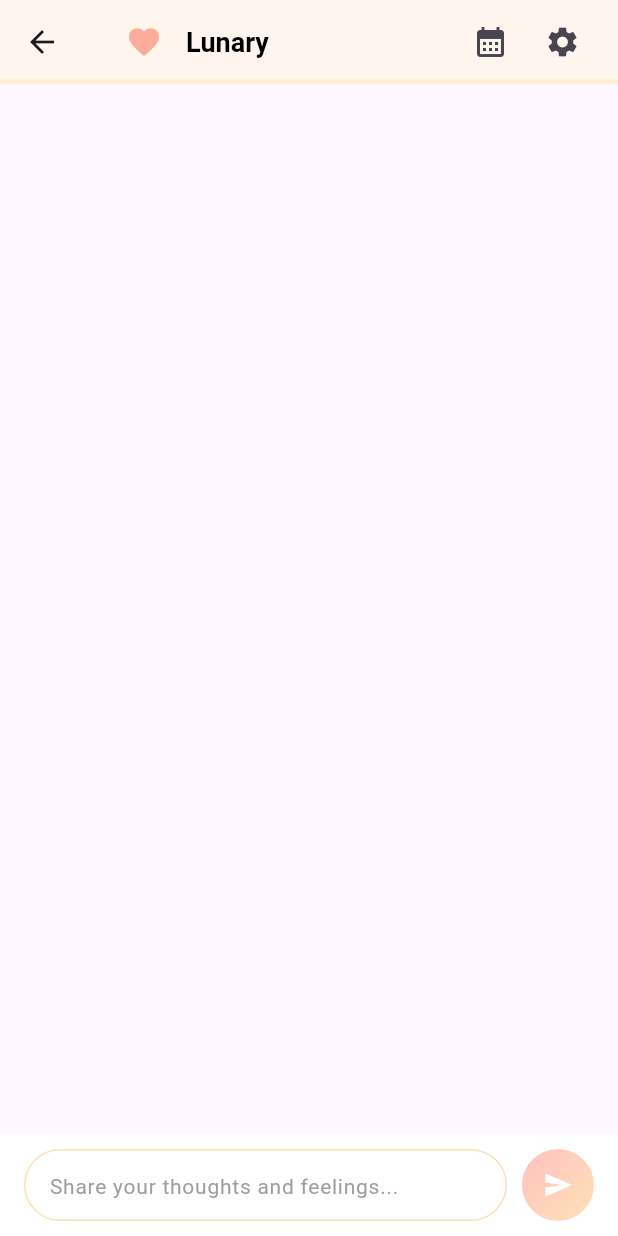
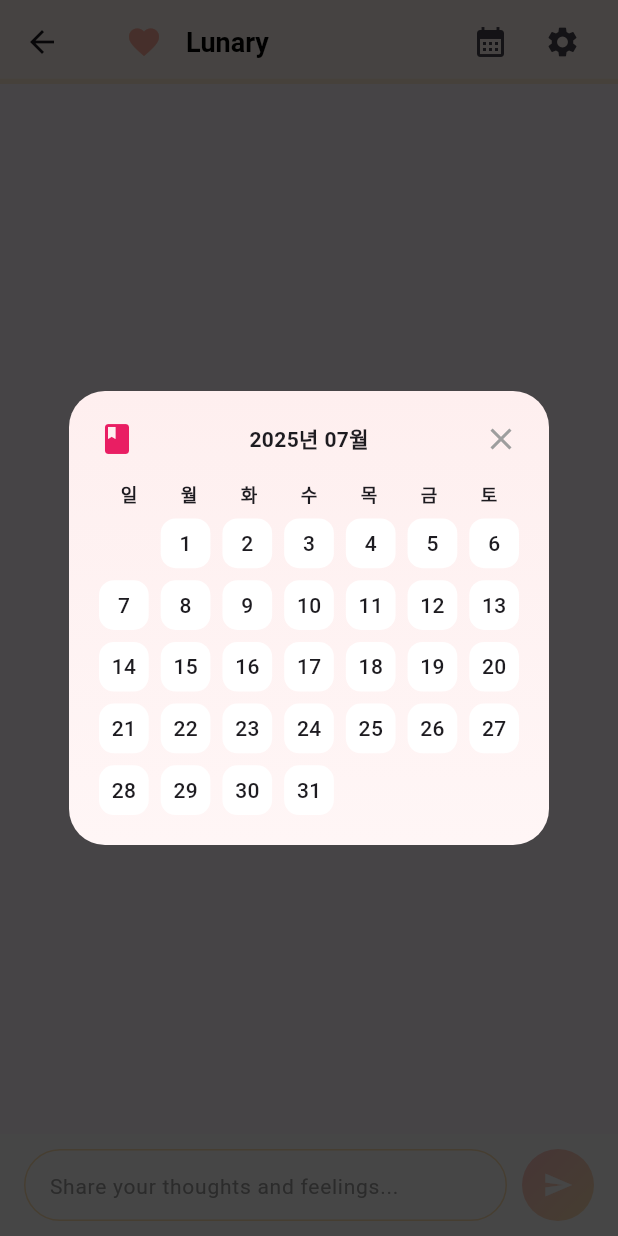
Before and after one commit to Zaixian5/Lunary, a Flutter app: the ChatScreen screen opened directly, after a tap on the "calendar month" icon, on a phone screen of 412 x 824 dp. Run offline on Flutter 3.47's test engine with Material 3 defaults, Android fonts, the phone set to English and light mode, and no system bars; our stand-ins replace cloud_firestore, firebase_auth, firebase_core, flutter_dotenv; accounts and stored records are empty.

```diff
--- /dev/null
+++ b/lib/screens/diary/diary_screen.dart
@@ -0,0 +1,12 @@
+import 'package:flutter/material.dart';
+
+class DiaryScreen extends StatelessWidget {
+  const DiaryScreen({super.key, required this.date});
+
+  final dynamic date;
+
+  @override
+  Widget build(BuildContext context) {
+    return Scaffold(body: Center(child: Text('선택된 날짜: $date')));
+  }
+}
--- a/lib/services/chat_service.dart
+++ b/lib/services/chat_service.dart
@@ -40,8 +40,8 @@ class ChatService {
         'Authorization': 'Bearer $apiKey',
       },
       body: json.encode({
-        'model': 'gpt-3.5-turbo',
-        'messages': messages, // 추후 모델 변경 가능
+        'model': 'gpt-3.5-turbo', // 추후 모델 변경 가능
+        'messages': messages,
       }),
     );
 
--- /dev/null
+++ b/lib/widgets/calendar_diaglog.dart
@@ -0,0 +1,128 @@
+import 'package:flutter/material.dart';
+import 'package:intl/intl.dart';
+
+class CalendarDialog extends StatelessWidget {
+  final Function(DateTime) onDateSelected;
+
+  const CalendarDialog({super.key, required this.onDateSelected});
+
+  @override
+  Widget build(BuildContext context) {
+    // 오늘 날짜 기준 월로 시작
+    DateTime selectedMonth = DateTime.now();
+    DateTime firstDayOfMonth = DateTime(
+      selectedMonth.year,
+      selectedMonth.month,
+      1,
+    );
+    DateTime lastDayOfMonth = DateTime(
+      selectedMonth.year,
+      selectedMonth.month + 1,
+      0,
+    );
+
+    return Scaffold(
+      backgroundColor: Colors.black.withOpacity(0.4), // 회색 배경 처리
+      body: Center(
+        child: Container(
+          width: 320,
+          padding: const EdgeInsets.all(20),
+          decoration: BoxDecoration(
+            borderRadius: BorderRadius.circular(24),
+            gradient: const LinearGradient(
+              colors: [Color(0xFFFEEFEF), Color(0xFFFFF6F6)],
+              begin: Alignment.topCenter,
+              end: Alignment.bottomCenter,
+            ),
+          ),
+          child: Column(
+            mainAxisSize: MainAxisSize.min,
+            children: [
+              // 다이얼로그 헤더
+              Row(
+                mainAxisAlignment: MainAxisAlignment.spaceBetween,
+                children: [
+                  const Icon(Icons.book, color: Colors.pink),
+                  Text(
+                    DateFormat('yyyy년 MM월').format(selectedMonth),
+                    style: const TextStyle(fontWeight: FontWeight.bold),
+                  ),
+                  GestureDetector(
+                    onTap: () => Navigator.pop(context),
+                    child: const Icon(Icons.close, color: Colors.grey),
+                  ),
+                ],
+              ),
+              const SizedBox(height: 16),
+
+              // 요일 표시
+              Row(
+                mainAxisAlignment: MainAxisAlignment.spaceBetween,
+                children: List.generate(7, (index) {
+                  final weekday = ['일', '월', '화', '수', '목', '금', '토'];
+                  return Expanded(
+                    child: Center(
+                      child: Text(
+                        weekday[index],
+                        style: const TextStyle(
+                          fontWeight: FontWeight.bold,
+                          fontSize: 12,
+                        ),
+                      ),
+                    ),
+                  );
+                }),
+              ),
+              const SizedBox(height: 8),
+
+              // 날짜 표시
+              GridView.builder(
+                shrinkWrap: true,
+                physics: const NeverScrollableScrollPhysics(),
+                gridDelegate: const SliverGridDelegateWithFixedCrossAxisCount(
+                  crossAxisCount: 7,
+                  mainAxisSpacing: 8,
+                  crossAxisSpacing: 8,
+                ),
+                itemCount: firstDayOfMonth.weekday - 1 + lastDayOfMonth.day,
+                itemBuilder: (context, index) {
+                  if (index < firstDayOfMonth.weekday - 1) {
+                    return const SizedBox.shrink(); // 빈 칸
+                  }
+
+                  final day = index - (firstDayOfMonth.weekday - 2);
+                  final date = DateTime(
+                    selectedMonth.year,
+                    selectedMonth.month,
+                    day,
+                  );
+
+                  return GestureDetector(
+                    onTap: () {
+                      Navigator.pop(context); // 다이얼로그 닫고
+                      onDateSelected(date); // 선택된 날짜 전달
+                    },
+                    child: Container(
+                      decoration: BoxDecoration(
+                        borderRadius: BorderRadius.circular(10),
+                        color: Colors.white,
+                      ),
+                      alignment: Alignment.center,
+                      child: Text(
+                        '$day',
+                        style: const TextStyle(
+                          fontSize: 14,
+                          fontWeight: FontWeight.w500,
+                        ),
+                      ),
+                    ),
+                  );
+                },
+              ),
+            ],
+          ),
+        ),
+      ),
+    );
+  }
+}
--- a/lib/widgets/common_app_bar.dart
+++ b/lib/widgets/common_app_bar.dart
@@ -1,4 +1,6 @@
 import 'package:flutter/material.dart';
+import 'package:lunary/widgets/calendar_diaglog.dart';
+import 'package:lunary/screens/diary/diary_screen.dart';
 
 class CommonAppBar extends StatelessWidget implements PreferredSizeWidget {
   const CommonAppBar({super.key});
@@ -35,11 +37,26 @@ class CommonAppBar extends StatelessWidget implements PreferredSizeWidget {
         // 달력 버튼
         IconButton(
           icon: Icon(Icons.calendar_month),
+
+          // 달력 버튼 클릭 시, 달력 다이얼로그(CalendarDialog) 호출
           onPressed: () {
-            // TODO: 검색 아이콘 버튼 클릭 시 동작 정의
+            showDialog(
+              context: context,
+              barrierDismissible: true,
+              builder: (context) => CalendarDialog(
+                onDateSelected: (date) {
+                  Navigator.push(
+                    context,
+                    MaterialPageRoute(
+                      // TODO: 일기 상세 페이지 구현할 것(diary_screen.dart)
+                      builder: (context) => DiaryScreen(date: date),
+                    ),
+                  );
+                },
+              ),
+            );
           },
         ),
-
         // 설정 버튼
         IconButton(
           icon: Icon(Icons.settings),
```
